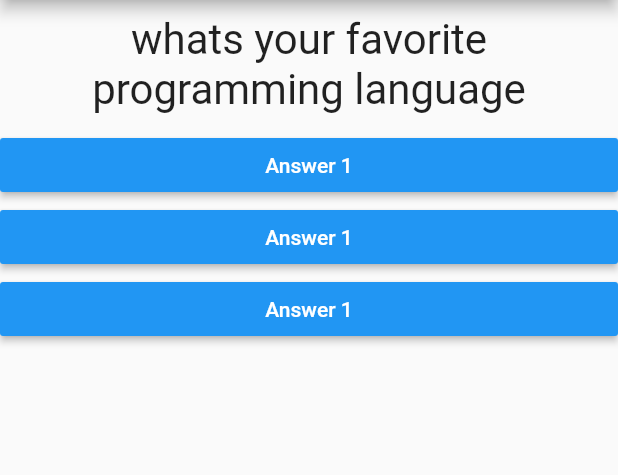
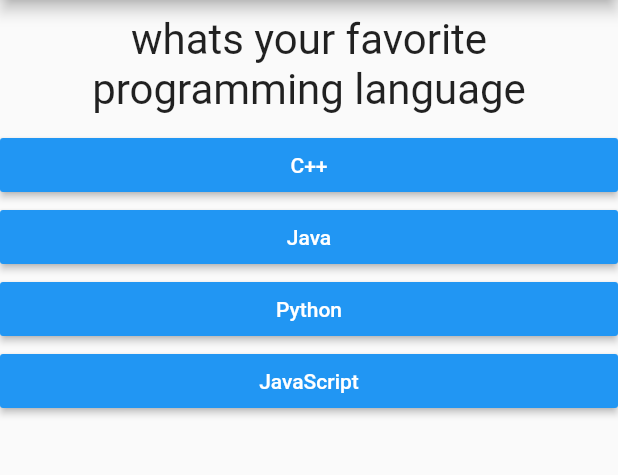
Before and after one commit to msaif2920/Flutter, a Flutter app: the screen it shows after launch, on a phone screen of 412 x 824 dp, the part 84-559 px from its top. Run offline on Flutter 3.47's test engine with Material 2 defaults, Android fonts, the phone set to English and light mode, and no system bars.

Commit message:
Final version added the score system and reset button

```diff
--- a/flutter_first_section/lib/answer.dart
+++ b/flutter_first_section/lib/answer.dart
@@ -2,7 +2,8 @@ import 'package:flutter/material.dart';
 
 class Answer extends StatelessWidget {
   final Function selectHandler;
-  Answer(this.selectHandler);
+  final String answer;
+  Answer(this.selectHandler, this.answer);
 
   @override
   Widget build(BuildContext context) {
@@ -11,7 +12,7 @@ class Answer extends StatelessWidget {
         child: RaisedButton(
           color: Colors.blue,
           textColor: Colors.white,
-          child: Text("Answer 1"),
+          child: Text(answer),
           onPressed: selectHandler,
         ));
   }
--- a/flutter_first_section/lib/main.dart
+++ b/flutter_first_section/lib/main.dart
@@ -1,7 +1,6 @@
 import "package:flutter/material.dart";
-import './question.dart';
-import "./answer.dart";
-import 'dart:math';
+import "./quiz.dart";
+import "./result.dart";
 
 void main() {
   runApp(MyApp());
@@ -15,35 +14,57 @@ class MyApp extends StatefulWidget {
 }
 
 class _MyAppState extends State<MyApp> {
+  final questions = const [
+    {
+      "questionText": "whats your favorite programming language",
+      'answers': [
+        {"text": "C++", "score": 5},
+        {"text": "Java", "score": 4},
+        {"text": "Python", "score": 3},
+        {"text": "JavaScript", "score": 1}
+      ]
+    },
+    {
+      "questionText": "Whats you favorite editor",
+      "answers": [
+        {"text": "Eclipse", "score": 5},
+        {"text": "vsCode", "score": 4},
+        {"text": "Visual Studio", "score": 3},
+        {"text": "Intellij", "score": 1}
+      ]
+    }
+  ];
+
   var questionIndex = 0;
-  void answerQuestion() {
+  var totalScore = 0;
+
+  void resetQuiz() {
     setState(() {
-      var rng = new Random();
-      var num = rng.nextInt(2);
-      questionIndex = num;
+      questionIndex = 0;
+      totalScore = 0;
+    });
+  }
+
+  void answerQuestion(int score) {
+    totalScore += score;
+    setState(() {
+      questionIndex += 1;
     });
     print(questionIndex);
   }
 
   @override
   Widget build(BuildContext context) {
-    var questions = [
-      "whats your favorite programming language",
-      "Whats you favorite editor"
-    ];
-
     return MaterialApp(
         home: Scaffold(
             appBar: AppBar(
               title: Text('First App'),
             ),
-            body: Column(
-              children: <Widget>[
-                Question(questions[questionIndex]),
-                Answer(answerQuestion),
-                Answer(answerQuestion),
-                Answer(answerQuestion)
-              ],
-            )));
+            body: questionIndex < questions.length
+                ? Quiz(
+                    questions: questions,
+                    answerQuestion: answerQuestion,
+                    questionIndex: questionIndex)
+                : Result(totalScore, resetQuiz)));
   }
 }
--- /dev/null
+++ b/flutter_first_section/lib/quiz.dart
@@ -0,0 +1,27 @@
+import "package:flutter/material.dart";
+import "./answer.dart";
+import "./question.dart";
+
+class Quiz extends StatelessWidget {
+  final List<Map<String, Object>> questions;
+  final int questionIndex;
+  final Function answerQuestion;
+
+  Quiz(
+      {@required this.questions,
+      @required this.answerQuestion,
+      @required this.questionIndex});
+
+  @override
+  Widget build(BuildContext context) {
+    return Column(
+      children: <Widget>[
+        Question(questions[questionIndex]["questionText"]),
+        ...(questions[questionIndex]["answers"] as List<Map<String, Object>>)
+            .map((el) {
+          return Answer(() => answerQuestion(el["score"]), el["text"]);
+        }).toList()
+      ],
+    );
+  }
+}
```
Also changed, not shown: flutter_first_section/lib/result.dart (added, +36 -0 lines).
